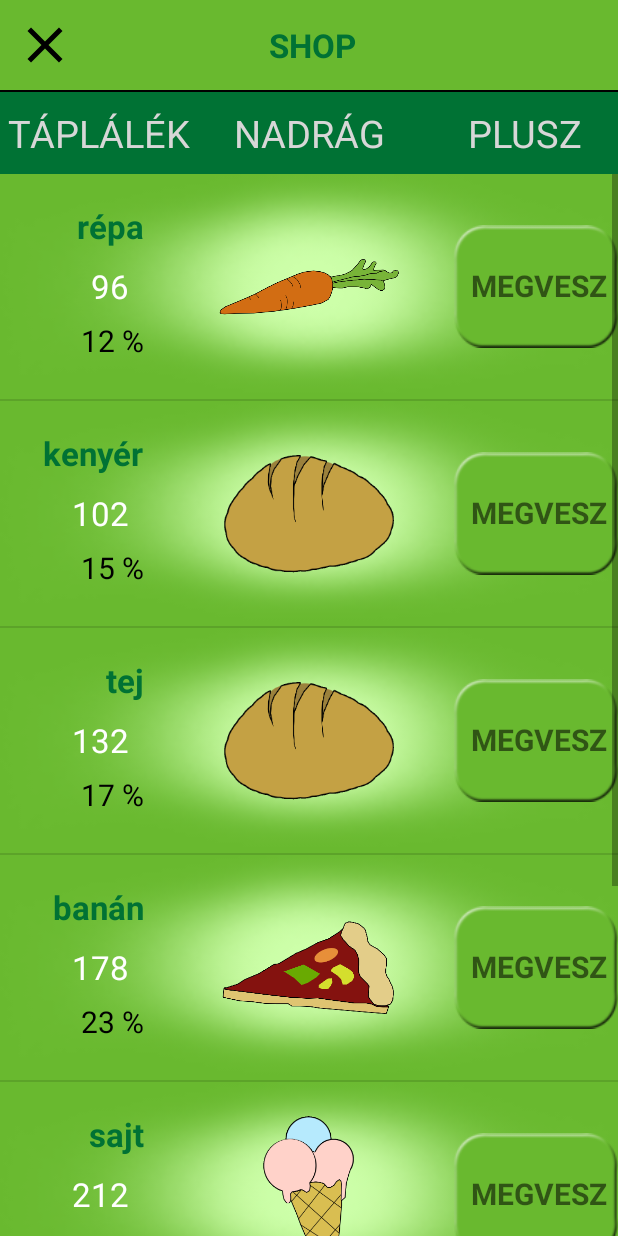
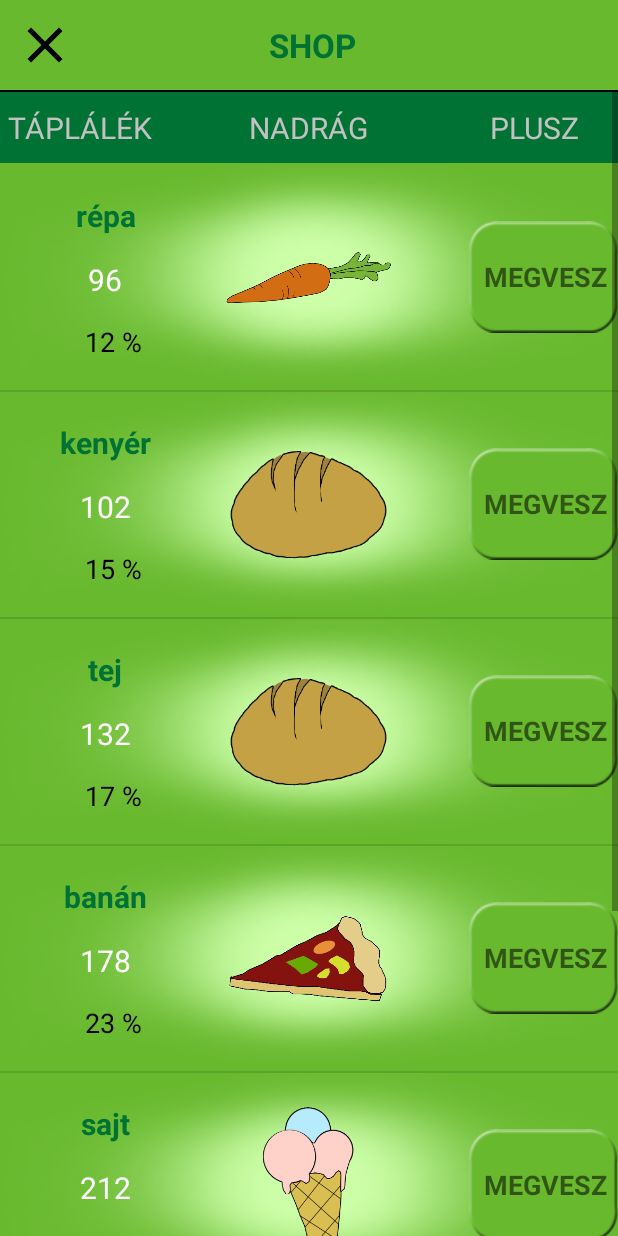
Before and after one commit to KeulTomi/SzelektAkos, an Android app: the screen it shows after launch (ShopActivity), after a tap on an icon or button, on a phone screen of 412 x 824 dp. Run offline under Robolectric (Android 15) with nearby library versions, the phone set to English and light mode, and no system bars; 2 statements that could not run were skipped; 1 other tap on this screen came first.

Commit message:
Merge branch 'master' of C:\Develop\SzelektAkos\Application\SzelektAkos with conflicts.

```diff
--- a/app/src/main/java/com/example/android/szelektakos/BedRoom.java
+++ b/app/src/main/java/com/example/android/szelektakos/BedRoom.java
@@ -6,15 +6,12 @@ import android.support.v4.app.Fragment;
 import android.view.LayoutInflater;
 import android.view.View;
 import android.view.ViewGroup;
-import android.widget.TextView;
 
 /**
  * Created by Tomi on 2017. 03. 23..
  */
 
 public class BedRoom extends Fragment {
-
-    private TextView fragmentTitle;
 
     @Nullable
     @Override
@@ -25,8 +22,6 @@ public class BedRoom extends Fragment {
 
     @Override
     public void onResume() {
-        fragmentTitle = MainActivity.recentlyPlace;
-        fragmentTitle.setText("hálószoba");
         super.onResume();
     }
 }
--- a/app/src/main/java/com/example/android/szelektakos/LivingRoom.java
+++ b/app/src/main/java/com/example/android/szelektakos/LivingRoom.java
@@ -11,11 +11,9 @@ import android.view.LayoutInflater;
 import android.view.View;
 import android.view.ViewGroup;
 import android.widget.ImageView;
-import android.widget.TextView;
 
 public class LivingRoom extends Fragment {
 
-    private TextView fragmentTitle;
 
     @Nullable
     @Override
@@ -30,9 +28,6 @@ public class LivingRoom extends Fragment {
     @Override
     public void onResume() {
 
-        fragmentTitle = MainActivity.recentlyPlace;
-        fragmentTitle.setText("nappali");
-
         if (SzelektAkos.getTrouserToWearRes() == 0) {
             MainActivity.currentTrouser.setImageResource(R.mipmap.pants00);
         }
--- a/app/src/main/java/com/example/android/szelektakos/MainActivity.java
+++ b/app/src/main/java/com/example/android/szelektakos/MainActivity.java
@@ -16,10 +16,13 @@ public class MainActivity extends AppCompatActivity implements View.OnClickListe
 
     public static ImageView currentTrouser;
     public static TextView userPointsText;
-    public static TextView recentlyPlace;
+    public static TextView recentlyPlaceTitle;
     public static ProgressBar life;
     public static ProgressBar energy;
     public static int currentFragmentPage;
+    private ViewPager pager;
+    private ImageView rightArrowOfTitle;
+    private ImageView leftArrowOfTitle;
 
     public static Handler uiHandler; // MainActivity üzenetkezelője (onCreate-ben van definiálva)
     final static int MSG_UPDATE_LIFE = 0; // Üzenetkód életerő progressbar frissítéséhez
@@ -54,7 +57,7 @@ public class MainActivity extends AppCompatActivity implements View.OnClickListe
             }
         };
 
-
+        //A szükségés innicializálások a későbbi activity-k közti ugrálásokhoz
         SzelektAkos.innitApp(getApplicationContext());
 
         //Felső header inicializálása
@@ -63,15 +66,52 @@ public class MainActivity extends AppCompatActivity implements View.OnClickListe
         life.setProgress(SzelektAkos.getLife());
         energy.setProgress(SzelektAkos.getEnergy());
         userPointsText = (TextView) findViewById(R.id.user_points);
+        recentlyPlaceTitle = (TextView) findViewById(R.id.recently_place);
+        rightArrowOfTitle = (ImageView) findViewById(R.id.right_arrow);
+        leftArrowOfTitle = (ImageView) findViewById(R.id.left_arrow);
 
-        recentlyPlace = (TextView) findViewById(R.id.recently_place);
-
-        ViewPager pager = (ViewPager) findViewById(R.id.view_pager);
+        //A fő viewpager összeállítása
+        pager = (ViewPager) findViewById(R.id.view_pager);
         FragmentManager fm = getSupportFragmentManager();
         Fragment_pager pagerAdapter = new Fragment_pager(fm);
+
         // A masodik fragmentet tötljük be kezdésként
         pager.setAdapter(pagerAdapter);
         pager.setCurrentItem(1);
+
+        //A ViewPager_re pagecChangeListenert teszünk, hogy oldalváltásoknál cseréljük a recentlyPlaceTitle-t.
+        pager.addOnPageChangeListener(new ViewPager.OnPageChangeListener() {
+            @Override
+            public void onPageScrolled(int position, float positionOffset, int positionOffsetPixels) {
+
+            }
+
+            @Override
+            public void onPageSelected(int position) {
+
+                switch (position){
+                    case 0:
+                        recentlyPlaceTitle.setText("halószoba");
+                        leftArrowOfTitle.setVisibility(View.INVISIBLE);
+                        break;
+                    case 1:
+                        recentlyPlaceTitle.setText("nappali");
+                        leftArrowOfTitle.setVisibility(View.VISIBLE);
+                        rightArrowOfTitle.setVisibility(View.VISIBLE);
+                        break;
+                    case 2:
+                        recentlyPlaceTitle.setText("konyha");
+                        rightArrowOfTitle.setVisibility(View.INVISIBLE);
+                        break;
+                }
+
+            }
+
+            @Override
+            public void onPageScrollStateChanged(int state) {
+
+            }
+        });
 
         //Menubar itemek inicializálása
         ImageView thgWEB = (ImageView) findViewById(R.id.thg_web);
@@ -87,6 +127,9 @@ public class MainActivity extends AppCompatActivity implements View.OnClickListe
         trashGame.setOnClickListener(this);
         wordsGame.setOnClickListener(this);
         jumpingGame.setOnClickListener(this);
+
+        rightArrowOfTitle.setOnClickListener(this);
+        leftArrowOfTitle.setOnClickListener(this);
 
         // Energiaszint időzítő futtatható kódja, ez fut le minden időzítés után
         Runnable energyTimer = new Runnable() {
@@ -145,6 +188,7 @@ public class MainActivity extends AppCompatActivity implements View.OnClickListe
             case R.id.thg_web:
                 Intent openTHGWeb = new Intent(this, THG_Web.class);
                 startActivity(openTHGWeb);
+                break;
 
             case R.id.shop:
                 Intent openShop = new Intent(this, ShopActivity.class);
@@ -159,7 +203,15 @@ public class MainActivity extends AppCompatActivity implements View.OnClickListe
 
             case R.id.jumping_game:
 
+            case R.id.left_arrow:
+                int currentPageLEFT = pager.getCurrentItem();
+                pager.setCurrentItem(currentPageLEFT - 1);
+                break;
 
+            case R.id.right_arrow:
+                int currentPageRIGHT = pager.getCurrentItem();
+                pager.setCurrentItem(currentPageRIGHT + 1);
+                break;
 
         }
     }
--- a/app/src/main/java/com/example/android/szelektakos/ShopActivity.java
+++ b/app/src/main/java/com/example/android/szelektakos/ShopActivity.java
@@ -1,9 +1,13 @@
 package com.example.android.szelektakos;
 
+import android.graphics.Color;
 import android.os.Bundle;
 import android.support.v7.app.AppCompatActivity;
+import android.view.LayoutInflater;
+import android.view.MotionEvent;
 import android.view.View;
 import android.widget.ImageView;
+import android.widget.LinearLayout;
 import android.widget.ListView;
 import android.widget.TextView;
 
@@ -14,7 +18,7 @@ import java.util.List;
  * Created by Tomi on 2017. 03. 25..
  */
 
-public class ShopActivity extends AppCompatActivity implements View.OnClickListener {
+public class ShopActivity extends AppCompatActivity implements View.OnClickListener, View.OnTouchListener {
 
     //TODO Megvett elemek vizsgálata és bele töltése a hűtőbe
     private List<Integer> boughtItems = new ArrayList<>();
@@ -23,22 +27,17 @@ public class ShopActivity extends AppCompatActivity implements View.OnClickListe
     TextView foodTopic;
     TextView trousersTopic;
     TextView plusTopic;
+    View headerView;
 
     @Override
     protected void onCreate(Bundle savedInstanceState) {
         super.onCreate(savedInstanceState);
         setContentView(R.layout.shop);
 
+        LayoutInflater inflater = this.getLayoutInflater();
+
         itemList = (ListView) findViewById(R.id.shop_list);
         closeShop = (ImageView) findViewById(R.id.close_shop);
-        foodTopic = (TextView) findViewById(R.id.shop_food_topic);
-        trousersTopic = (TextView) findViewById(R.id.shop_trousers_topic);
-        plusTopic = (TextView) findViewById(R.id.shop_plus_topic);
-
-        closeShop.setOnClickListener(this);
-        foodTopic.setOnClickListener(this);
-        trousersTopic.setOnClickListener(this);
-        plusTopic.setOnClickListener(this);
 
         ArrayList<Items> listFoodItems = new ArrayList<Items>();
         for (int i = 0; i < 7; i++ ) {
@@ -47,7 +46,19 @@ public class ShopActivity extends AppCompatActivity implements View.OnClickListe
         }
 
         ShopItemAdapter listAdapterFood = new ShopItemAdapter(this,listFoodItems);
+        headerView = (LinearLayout)inflater.inflate(
+                R.layout.shop_list_header, null);
+        itemList.addHeaderView(headerView, null, false);
         itemList.setAdapter(listAdapterFood);
+
+        foodTopic = (TextView) headerView.findViewById(R.id.shop_food_topic);
+        trousersTopic = (TextView) headerView.findViewById(R.id.shop_trousers_topic);
+        plusTopic = (TextView) headerView.findViewById(R.id.shop_plus_topic);
+
+        closeShop.setOnClickListener(this);
+        foodTopic.setOnClickListener(this);
+        trousersTopic.setOnClickListener(this);
+        plusTopic.setOnClickListener(this);
 
     }
 
@@ -68,6 +79,9 @@ public class ShopActivity extends AppCompatActivity implements View.OnClickListe
 
                 }
 
+                foodTopic.setTextColor(Color.WHITE);
+                trousersTopic.setTextColor(Color.parseColor("#c2c2c2"));
+                plusTopic.setTextColor(Color.parseColor("#c2c2c2"));
                 ShopItemAdapter listAdapterFood = new ShopItemAdapter(this,listFoodItems);
                 itemList.setAdapter(listAdapterFood);
                 break;
@@ -79,6 +93,9 @@ public class ShopActivity extends AppCompatActivity implements View.OnClickListe
 
                 }
 
+                foodTopic.setTextColor(Color.parseColor("#c2c2c2"));
+                trousersTopic.setTextColor(Color.WHITE);
+                plusTopic.setTextColor(Color.parseColor("#c2c2c2"));
                 TrouserAdapter listAdapterTrouser = new TrouserAdapter(this,listTrousersItems);
                 itemList.setAdapter(listAdapterTrouser);
                 break;
@@ -90,6 +107,9 @@ public class ShopActivity extends AppCompatActivity implements View.OnClickListe
 
                 }
 
+                foodTopic.setTextColor(Color.parseColor("#c2c2c2"));
+                trousersTopic.setTextColor(Color.parseColor("#c2c2c2"));
+                plusTopic.setTextColor(Color.WHITE);
                 PlusAdapter listAdapterPlus = new PlusAdapter(this,listPlusItems);
                 itemList.setAdapter(listAdapterPlus);
                 break;
@@ -97,4 +117,17 @@ public class ShopActivity extends AppCompatActivity implements View.OnClickListe
         }
 
     }
+
+    @Override
+    public boolean onTouch(View view, MotionEvent motionEvent) {
+        foodTopic.setOnClickListener(this);
+        trousersTopic.setOnClickListener(this);
+        plusTopic.setOnClickListener(this);
+
+
+        if (motionEvent.getAction() == MotionEvent.ACTION_DOWN) {
+
+        }
+        return false;
+    }
 }
--- a/app/src/main/java/com/example/android/szelektakos/ShopItemAdapter.java
+++ b/app/src/main/java/com/example/android/szelektakos/ShopItemAdapter.java
@@ -10,7 +10,6 @@ import android.widget.ImageView;
 import android.widget.TextView;
 
 import java.util.ArrayList;
-import java.util.List;
 
 /**
  * Created by Tomi on 2017. 03. 26..
@@ -19,7 +18,6 @@ import java.util.List;
 public class ShopItemAdapter extends ArrayAdapter<Items> implements View.OnClickListener {
 
     private Activity activity;
-    static private List<Integer> boughtItems = new ArrayList<Integer>();
 
     ShopItemAdapter(Activity context, ArrayList<Items> items) {
         super(context, 0, items);
@@ -73,8 +71,4 @@ public class ShopItemAdapter extends ArrayAdapter<Items> implements View.OnClick
         }
 
     }
-
-    static public List<Integer> getBoughtItems() {
-        return boughtItems;
-    }
 }
--- a/app/src/main/java/com/example/android/szelektakos/SzelektAkos.java
+++ b/app/src/main/java/com/example/android/szelektakos/SzelektAkos.java
@@ -5,7 +5,6 @@ import android.content.Context;
 import android.content.SharedPreferences;
 import android.os.Handler;
 import android.os.Message;
-import android.widget.ProgressBar;
 import android.widget.Toast;
 
 import java.util.ArrayList;
--- a/app/src/main/res/layout/kitchen.xml
+++ b/app/src/main/res/layout/kitchen.xml
@@ -15,7 +15,7 @@
         android:layout_width="125dp"
         android:layout_height="360dp"
         android:id="@+id/fridge_items_list"
-        android:layout_marginLeft="90dp"
+        android:layout_marginLeft="75dp"
         android:layout_marginTop="90dp">
 
     </ListView>
--- a/app/src/main/res/layout/shop.xml
+++ b/app/src/main/res/layout/shop.xml
@@ -35,54 +35,6 @@
         android:layout_height="1dp"
         android:background="@android:color/black"/>
 
-    <LinearLayout
-        android:layout_width="match_parent"
-        android:layout_height="wrap_content"
-        android:orientation="horizontal"
-        android:background="@color/colorPrimary">
-
-        <TextView
-            android:layout_width="wrap_content"
-            android:layout_height="wrap_content"
-            android:layout_weight="1"
-            android:id="@+id/shop_food_topic"
-            android:text="@string/shop_title_food"
-            android:textColor="#d7d7d7"
-            android:textAllCaps="true"
-            android:textSize="25sp"
-            android:layout_marginTop="10dp"
-            android:layout_marginLeft="5dp"
-            android:layout_marginBottom="10dp"/>
-
-        <TextView
-            android:layout_width="wrap_content"
-            android:layout_height="wrap_content"
-            android:layout_weight="1"
-            android:id="@+id/shop_trousers_topic"
-            android:textColor="#d7d7d7"
-            android:text="@string/shop_title_trousers"
-            android:textAllCaps="true"
-            android:textSize="25sp"
-            android:layout_marginTop="10dp"
-            android:layout_marginLeft="5dp"
-            android:layout_marginBottom="10dp"
-            android:layout_marginRight="25dp"/>
-
-        <TextView
-            android:layout_width="wrap_content"
-            android:layout_height="wrap_content"
-            android:layout_weight="1"
-            android:id="@+id/shop_plus_topic"
-            android:textColor="#d7d7d7"
-            android:text="@string/shop_title_plus"
-            android:textAllCaps="true"
-            android:textSize="25sp"
-            android:layout_marginTop="10dp"
-            android:layout_marginLeft="5dp"
-            android:layout_marginBottom="10dp" />
-
-    </LinearLayout>
-
     <ListView
         android:layout_width="match_parent"
         android:layout_height="match_parent"
--- /dev/null
+++ b/app/src/main/res/layout/shop_list_header.xml
@@ -0,0 +1,56 @@
+<?xml version="1.0" encoding="utf-8"?>
+<LinearLayout xmlns:android="http://schemas.android.com/apk/res/android"
+    android:orientation="vertical" android:layout_width="match_parent"
+    android:layout_height="match_parent">
+
+    <RelativeLayout
+        android:layout_width="match_parent"
+        android:layout_height="wrap_content"
+        android:orientation="horizontal"
+        android:background="@color/colorPrimary">
+
+        <TextView
+            android:layout_width="wrap_content"
+            android:layout_height="wrap_content"
+            android:layout_weight="1"
+            android:id="@+id/shop_food_topic"
+            android:text="@string/shop_title_food"
+            android:textColor="#c2c2c2"
+            android:textAllCaps="true"
+            android:textSize="20sp"
+            android:layout_marginTop="10dp"
+            android:layout_marginLeft="5dp"
+            android:layout_marginBottom="10dp"/>
+
+        <TextView
+            android:layout_width="wrap_content"
+            android:layout_height="wrap_content"
+            android:layout_weight="1"
+            android:id="@+id/shop_trousers_topic"
+            android:textColor="#c2c2c2"
+            android:text="@string/shop_title_trousers"
+            android:textAllCaps="true"
+            android:textSize="20sp"
+            android:layout_centerInParent="true"
+            android:layout_marginTop="10dp"
+            android:layout_marginLeft="5dp"
+            android:layout_marginBottom="10dp"
+            android:layout_marginRight="25dp"/>
+
+        <TextView
+            android:layout_width="wrap_content"
+            android:layout_height="wrap_content"
+            android:layout_weight="1"
+            android:id="@+id/shop_plus_topic"
+            android:textColor="#c2c2c2"
+            android:text="@string/shop_title_plus"
+            android:textAllCaps="true"
+            android:textSize="20sp"
+            android:layout_alignParentRight="true"
+            android:layout_marginTop="10dp"
+            android:layout_marginRight="25dp"
+            android:layout_marginBottom="10dp" />
+
+    </RelativeLayout>
+
+</LinearLayout>
--- a/app/src/main/res/layout/shop_list_item.xml
+++ b/app/src/main/res/layout/shop_list_item.xml
@@ -2,18 +2,19 @@
 <RelativeLayout xmlns:android="http://schemas.android.com/apk/res/android"
     android:orientation="vertical" android:layout_width="match_parent"
     android:layout_height="150dp"
-    android:background="@mipmap/shop_item_back">
+    android:background="@mipmap/shop_item_back"
+    android:id="@+id/shop_list_header">
 
     <ImageView
-        android:layout_width="120dp"
+        android:layout_width="110dp"
         android:layout_height="110dp"
         android:id="@+id/shop_item_picture"
         android:src="@mipmap/shopitem01"
         android:layout_centerInParent="true"/>
 
     <ImageView
-        android:layout_width="110dp"
-        android:layout_height="110dp"
+        android:layout_width="100dp"
+        android:layout_height="100dp"
         android:src="@mipmap/buy_button"
         android:layout_alignParentRight="true"
         android:layout_centerInParent="true"/>
@@ -25,45 +26,53 @@
         android:text="megvesz"
         android:gravity="center_vertical"
         android:textAllCaps="true"
-        android:textSize="20sp"
+        android:textAlignment="center"
+        android:textSize="18sp"
         android:textStyle="bold"
         android:layout_centerInParent="true"
         android:layout_alignParentRight="true"
         android:layout_marginRight="7dp"/>
 
+    <LinearLayout
+        android:layout_width="130dp"
+        android:layout_height="120dp"
+        android:orientation="vertical"
+        android:layout_marginLeft="5dp"
+        android:layout_marginTop="20dp"
+        android:gravity="center_horizontal">
+
         <TextView
-        android:layout_width="wrap_content"
+            android:layout_width="match_parent"
             android:layout_height="wrap_content"
             android:id="@+id/shop_item_name"
-        android:text="Répa"
+            android:text="Energia+Étel"
+            android:textAlignment="center"
             android:textColor="@color/colorPrimary"
-        android:textSize="22sp"
-        android:textStyle="bold"
-        android:layout_toLeftOf="@id/shop_item_picture"
-        android:layout_marginTop="20dp"
-        android:layout_marginRight="50dp"/>
+            android:textSize="20sp"
+            android:textStyle="bold" />
 
         <TextView
-        android:layout_width="wrap_content"
+            android:layout_width="match_parent"
             android:layout_height="wrap_content"
             android:id="@+id/shop_item_price"
             android:text="96"
+            android:textAlignment="center"
             android:textColor="@android:color/white"
-        android:textSize="22sp"
-        android:layout_toLeftOf="@id/shop_item_picture"
-        android:layout_centerInParent="true"
-        android:layout_marginRight="60dp"/>
+            android:textSize="20sp"
+            android:layout_marginTop="15dp"
+            android:layout_toLeftOf="@id/shop_item_picture"/>
 
         <TextView
-        android:layout_width="wrap_content"
+            android:layout_width="match_parent"
             android:layout_height="wrap_content"
             android:id="@+id/shop_item_life_value"
             android:text="12 %"
+            android:textAlignment="center"
             android:textColor="@android:color/black"
-        android:textSize="20sp"
-        android:layout_toLeftOf="@id/shop_item_picture"
-        android:layout_alignParentBottom="true"
-        android:layout_marginBottom="25dp"
-        android:layout_marginRight="50dp" />
+            android:textSize="18sp"
+            android:layout_marginTop="15dp"
+            android:layout_marginLeft="5dp"
+            android:layout_toLeftOf="@id/shop_item_picture"/>
 
+    </LinearLayout>
 </RelativeLayout>
```
Also changed, not shown: app/src/main/java/com/example/android/szelektakos/Kitchen.java (+10 -1 lines), app/src/main/res/layout/activity_main.xml (+5 -3 lines), app/src/main/res/layout/fridge_list_item.xml (+11 -11 lines), app/src/main/res/mipmap-hdpi/header.png (added), app/src/main/res/mipmap-mdpi/header.png (added), app/src/main/res/mipmap-xhdpi/header.png (added), app/src/main/res/mipmap-xxxhdpi/header.png (added). Lines whose indentation alone changed are shown as unchanged.
